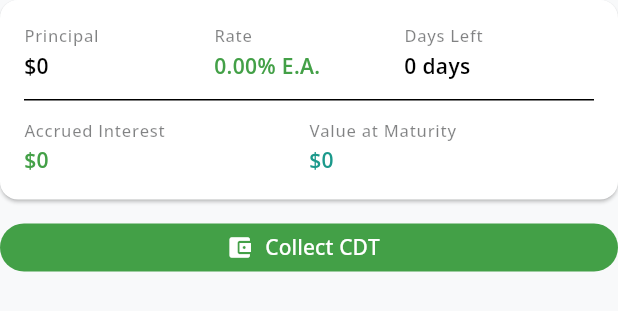
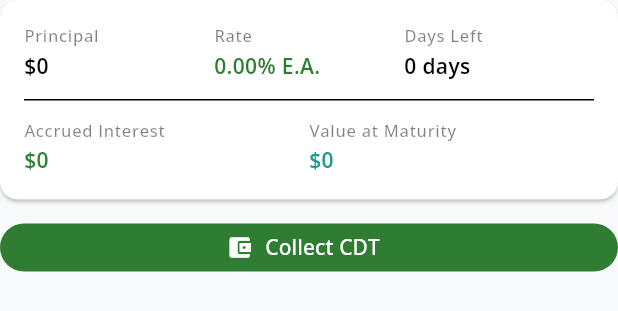
Before and after one commit to spalaciobe/Budgett_Frontend, a Flutter app: the _CdtSection widget shown alone on an empty page, opened directly with empty values, on a phone screen of 412 x 824 dp. Shown: the top 311 px of the screen. Run offline on Flutter 3.47's test engine with Material 3 defaults, Android fonts, the phone set to English and light mode, and no system bars; our stand-ins replace fl_chart, flutter_local_notifications, flutter_riverpod, go_router, image_picker, package_info_plus and 3 more; missing offline and left inert: ota_update; accounts and stored records are empty; network calls fail.

Commit message:
feat(polish): tokenize positive-amount greens; redirect /more on desktop

```diff
--- a/lib/presentation/screens/analysis_screen.dart
+++ b/lib/presentation/screens/analysis_screen.dart
@@ -1,4 +1,5 @@
 import 'package:flutter/material.dart';
+import 'package:budgett_frontend/core/app_theme.dart';
 import 'package:budgett_frontend/core/utils/error_messages.dart';
 import 'package:budgett_frontend/core/app_spacing.dart';
 import 'package:budgett_frontend/core/responsive.dart';
@@ -524,7 +525,7 @@ class _PortfolioContent extends StatelessWidget {
     final totalPnl = portfolio.totalPnl;
     final pnlPositive = totalPnl >= 0;
     final pnlColor =
-        pnlPositive ? Colors.green.shade600 : theme.colorScheme.error;
+        pnlPositive ? context.semantic.positive : theme.colorScheme.error;
 
     final positionsCard = _buildPositionsCard(context);
     final accountsCard = _buildAccountsCard(context);
--- a/lib/presentation/screens/investment_details_screen.dart
+++ b/lib/presentation/screens/investment_details_screen.dart
@@ -1,4 +1,5 @@
 import 'package:flutter/material.dart';
+import 'package:budgett_frontend/core/app_theme.dart';
 import 'package:budgett_frontend/core/utils/error_messages.dart';
 import 'package:flutter_riverpod/flutter_riverpod.dart';
 import 'package:fl_chart/fl_chart.dart';
@@ -313,7 +314,7 @@ class _SummaryHeader extends StatelessWidget {
 
     final pnlPositive = pnl.pnl >= 0;
     final pnlColor =
-        pnlPositive ? Colors.green.shade600 : theme.colorScheme.error;
+        pnlPositive ? context.semantic.positive : theme.colorScheme.error;
 
     // Total invested (what the user has actually paid for current positions).
     // CDT → principal; multi-holding → aggregated cost basis.
@@ -511,7 +512,7 @@ class _CdtSection extends ConsumerWidget {
                       child: _StatItem(
                         label: 'Rate',
                         value: '${rate.toStringAsFixed(2)}% E.A.',
-                        color: Colors.green.shade600,
+                        color: context.semantic.positive,
                       ),
                     ),
                     Expanded(
@@ -532,7 +533,7 @@ class _CdtSection extends ConsumerWidget {
                       child: _StatItem(
                         label: 'Accrued Interest',
                         value: CurrencyFormatter.format(accrued),
-                        color: Colors.green.shade600,
+                        color: context.semantic.positive,
                       ),
                     ),
                     Expanded(
@@ -562,7 +563,7 @@ class _CdtSection extends ConsumerWidget {
               icon: const Icon(Icons.account_balance_wallet),
               label: const Text('Collect CDT'),
               style: FilledButton.styleFrom(
-                  backgroundColor: Colors.green.shade600),
+                  backgroundColor: context.semantic.positive),
             ),
           ),
         ],
```
Also changed, not shown: lib/presentation/navigation/app_router.dart (+8 -0 lines), lib/presentation/screens/accounts_screen.dart (+9 -8 lines), lib/presentation/screens/pocket_details_screen.dart (+5 -4 lines).
